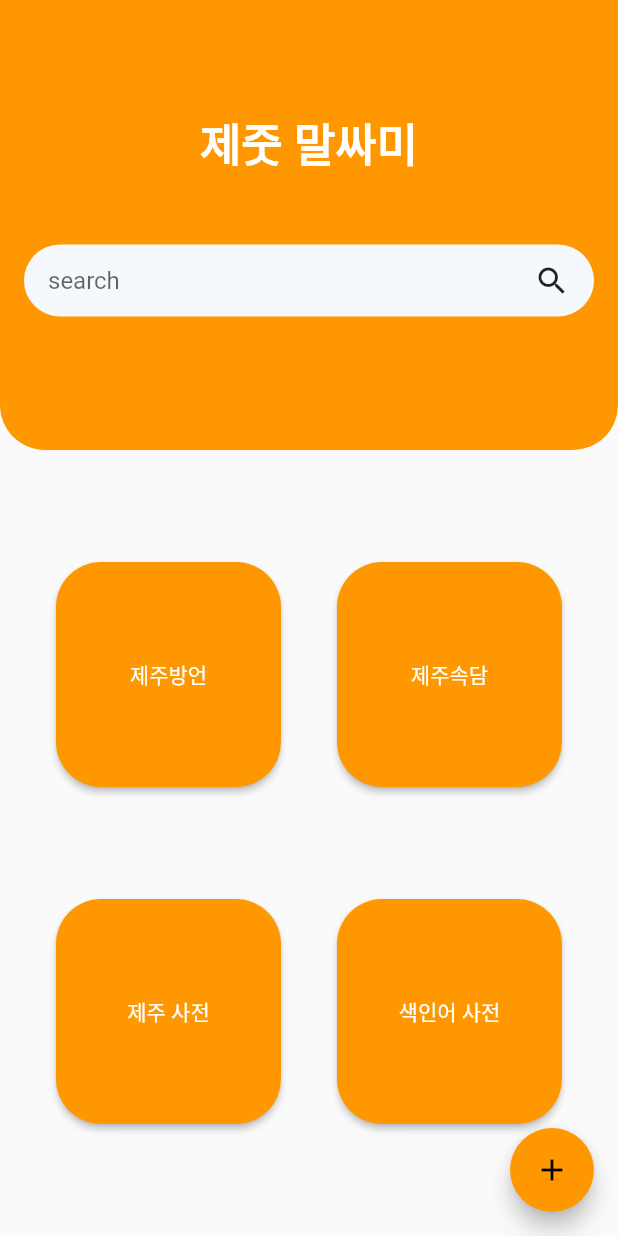
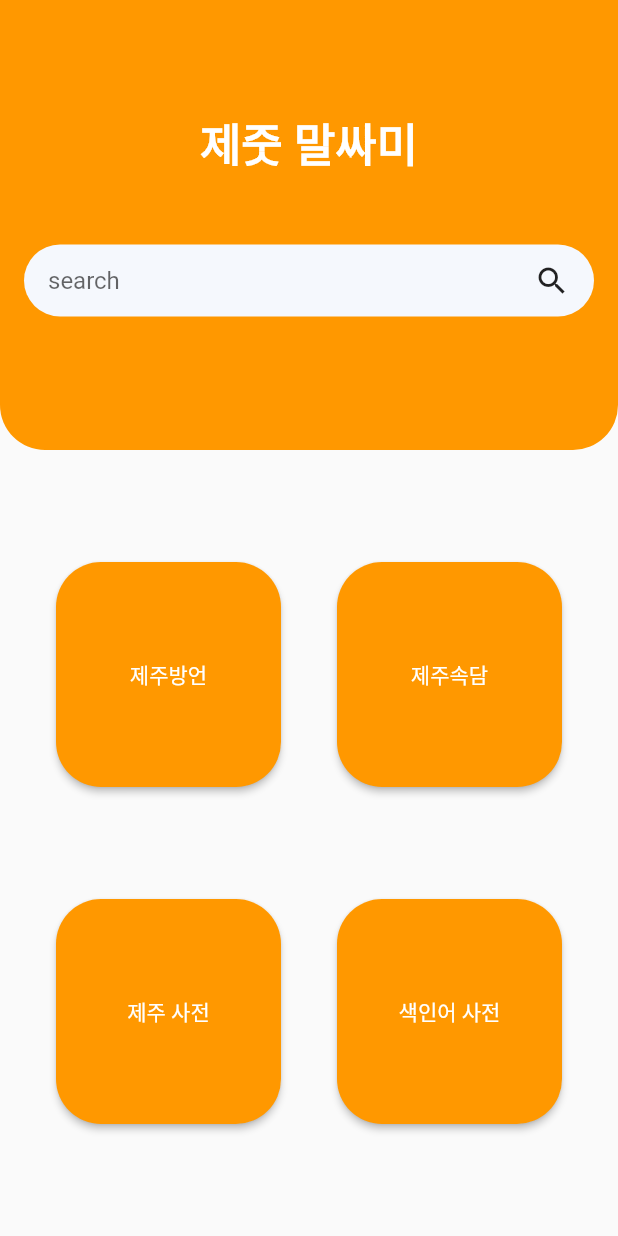
Before and after one commit to bonjin-app/jeju_dialect_old, a Flutter app: the screen it shows after launch, on a phone screen of 412 x 824 dp. Run offline on Flutter 3.47's test engine with Material 2 defaults, Android fonts, the phone set to English and light mode, and no system bars; our stand-ins replace logger; missing offline and left inert: xml2json.

Commit message:
메인 floating 버튼 제거

```diff
--- a/lib/screens/home/home_screen.dart
+++ b/lib/screens/home/home_screen.dart
@@ -159,10 +159,6 @@ class HomeScreen extends StatelessWidget {
           )
         ],
       ),
-      floatingActionButton: FloatingActionButton(
-        tooltip: 'Increment',
-        child: Icon(Icons.add),
-      ),
     );
   }
 }
```
